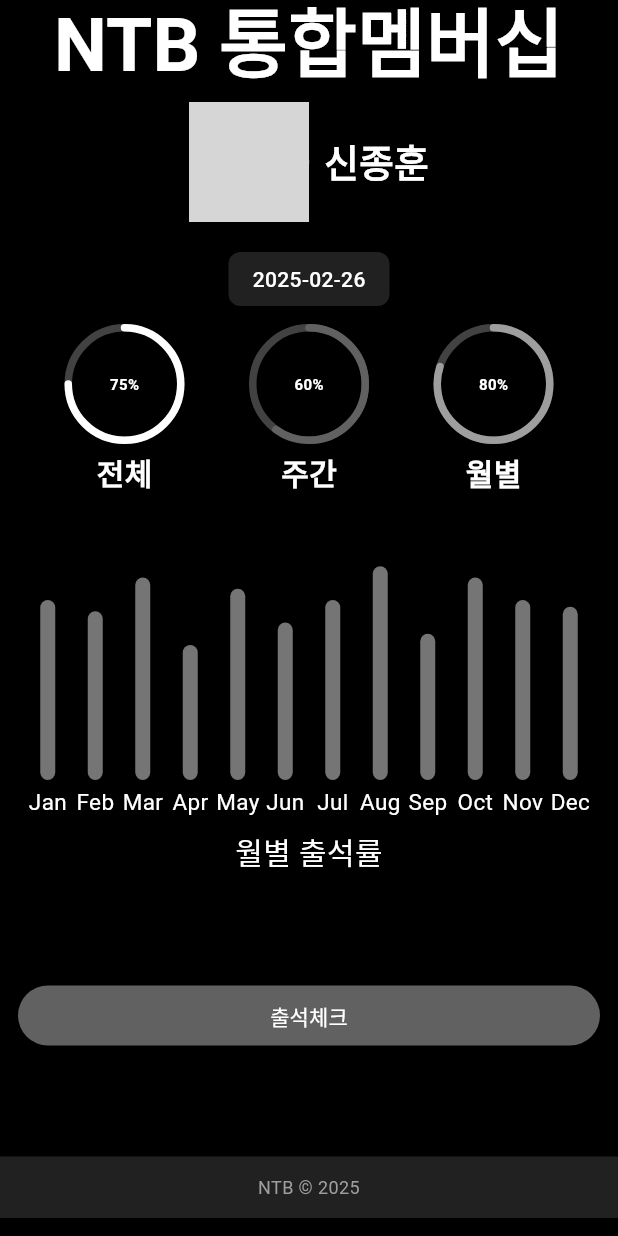
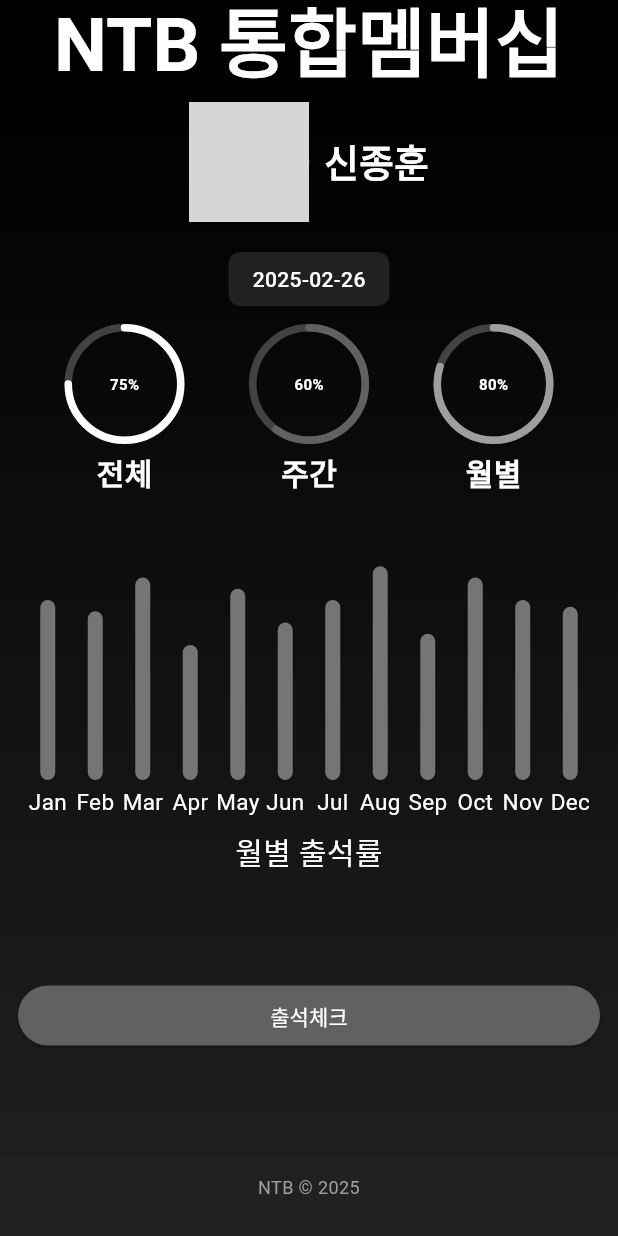
Before and after one commit to solardayz/ntb_membership, a Flutter app: the screen it shows after launch, on a phone screen of 412 x 824 dp. Run offline on Flutter 3.47's test engine with Material 3 defaults, Android fonts, the phone set to English and light mode, and no system bars; drawn by our look-alikes of percent_indicator; network calls fail; grey boxes are pictures that could not be loaded.

Commit message:
Apply a gradient background to the app's body, enhancing the visual appeal from black to dark gray.

```diff
--- a/lib/main.dart
+++ b/lib/main.dart
@@ -58,8 +58,17 @@ class _MembershipScreenState extends State<MembershipScreen> {
         backgroundColor: Colors.black,
         elevation: 0,
       ),
-      body: Padding(
+      body: Container(
+        decoration: BoxDecoration(
+          gradient: LinearGradient(
+            begin: Alignment.topCenter,
+            end: Alignment.bottomCenter,
+            colors: [Colors.black, Colors.grey[900]!],
+          ),
+        ),
+        child: Padding(
           padding: const EdgeInsets.symmetric(vertical: 12.0),
+          child: Expanded(
             child: Column(
               children: [
                 Row(
@@ -156,6 +165,8 @@ class _MembershipScreenState extends State<MembershipScreen> {
               ],
             ),
           ),
+        ),
+      ),
     );
   }
 
```
Lines whose indentation alone changed are shown as unchanged.
